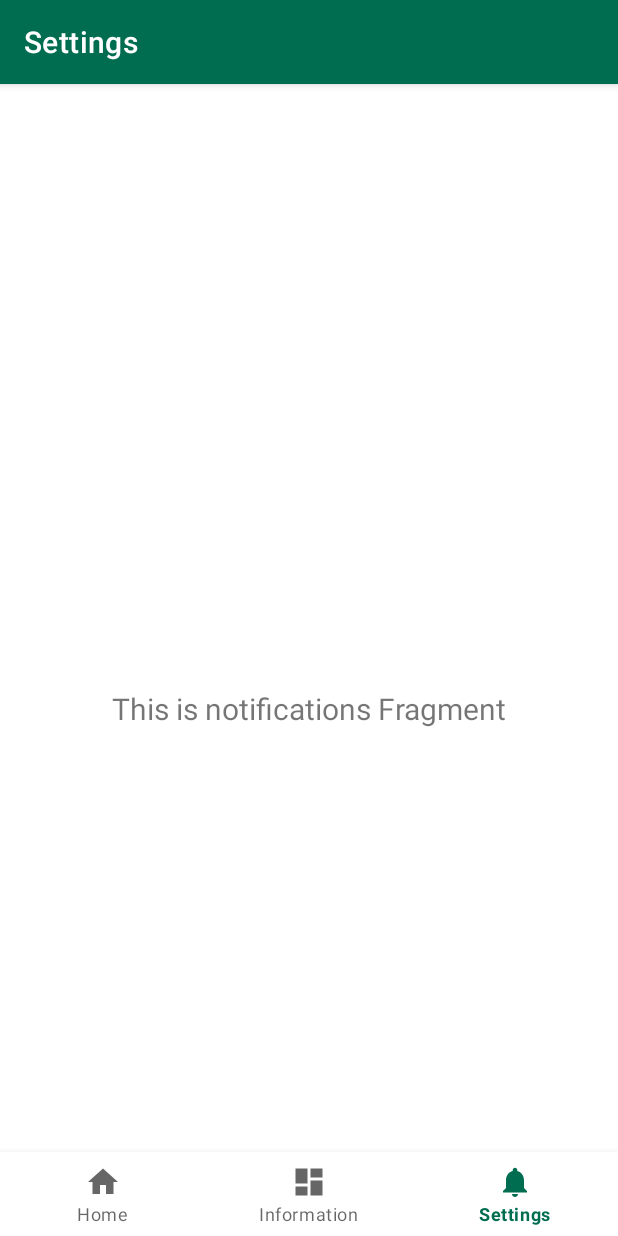
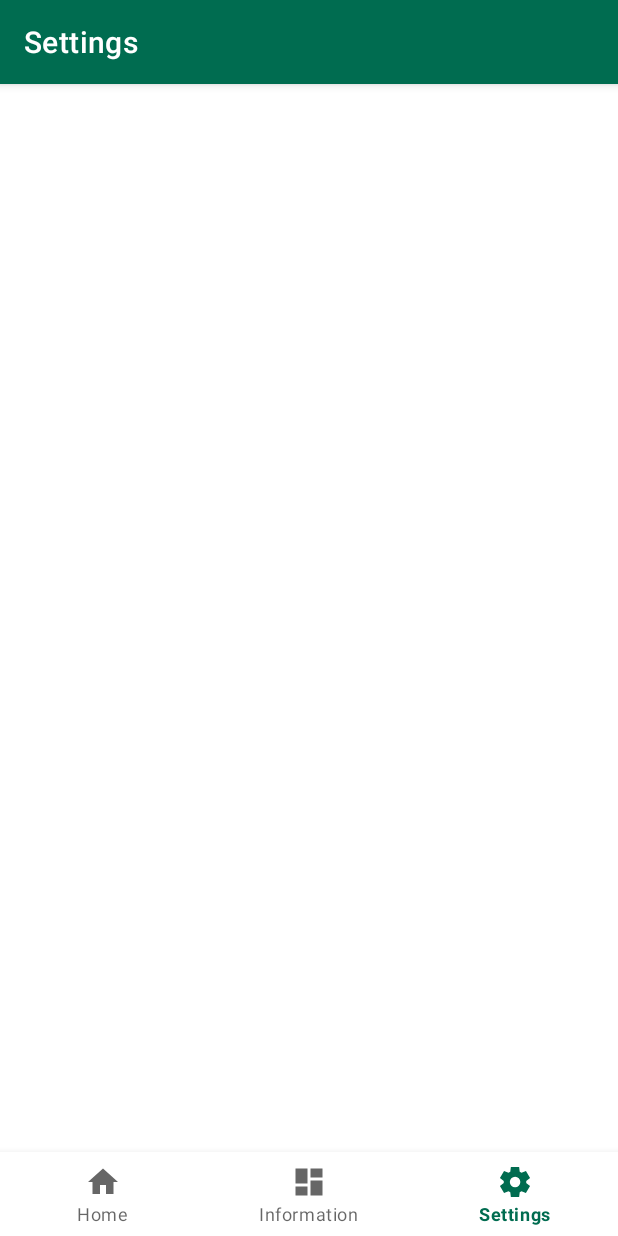
Before and after one commit to MaSchni/ISSTracker, an Android app: the SettingsFragment screen opened through its navigation route, on a phone screen of 412 x 824 dp. Run offline under Robolectric (Android 15) with nearby library versions, the phone set to English and light mode, and no system bars; our stand-ins replace navigation-ui.

Commit message:
Changed Notifications-Tab to Settings-Tab

```diff
--- a/app/src/main/java/ch/ost/rj/mge/isstracker/MainActivity.kt
+++ b/app/src/main/java/ch/ost/rj/mge/isstracker/MainActivity.kt
@@ -38,7 +38,7 @@ class MainActivity : AppCompatActivity(){
         // menu should be considered as top level destinations.
         val appBarConfiguration = AppBarConfiguration(
             setOf(
-                R.id.navigation_home, R.id.navigation_dashboard, R.id.navigation_notifications
+                R.id.navigation_home, R.id.navigation_dashboard, R.id.navigation_settings
             )
         )
 
--- a/app/src/main/java/ch/ost/rj/mge/isstracker/ui/notifications/NotificationsViewModel.kt
+++ /dev/null
@@ -1,13 +0,0 @@
-package ch.ost.rj.mge.isstracker.ui.notifications
-
-import androidx.lifecycle.LiveData
-import androidx.lifecycle.MutableLiveData
-import androidx.lifecycle.ViewModel
-
-class NotificationsViewModel : ViewModel() {
-
-    private val _text = MutableLiveData<String>().apply {
-        value = "This is notifications Fragment"
-    }
-    val text: LiveData<String> = _text
-}
--- a/app/src/main/java/ch/ost/rj/mge/isstracker/ui/notifications/NotificationsFragment.kt
+++ b/app/src/main/java/ch/ost/rj/mge/isstracker/ui/notifications/SettingsFragment.kt
@@ -4,14 +4,13 @@ import android.os.Bundle
 import android.view.LayoutInflater
 import android.view.View
 import android.view.ViewGroup
-import android.widget.TextView
 import androidx.fragment.app.Fragment
 import androidx.lifecycle.ViewModelProvider
-import ch.ost.rj.mge.isstracker.databinding.FragmentNotificationsBinding
+import ch.ost.rj.mge.isstracker.databinding.FragmentSettingsBinding
 
-class NotificationsFragment : Fragment() {
+class SettingsFragment : Fragment() {
 
-    private var _binding: FragmentNotificationsBinding? = null
+    private var _binding: FragmentSettingsBinding? = null
 
     // This property is only valid between onCreateView and
     // onDestroyView.
@@ -23,15 +22,12 @@ class NotificationsFragment : Fragment() {
         savedInstanceState: Bundle?
     ): View {
         val notificationsViewModel =
-            ViewModelProvider(this).get(NotificationsViewModel::class.java)
+            ViewModelProvider(this).get(SettingsViewModel::class.java)
 
-        _binding = FragmentNotificationsBinding.inflate(inflater, container, false)
+        _binding = FragmentSettingsBinding.inflate(inflater, container, false)
         val root: View = binding.root
 
-        val textView: TextView = binding.textNotifications
-        notificationsViewModel.text.observe(viewLifecycleOwner) {
-            textView.text = it
-        }
+
         return root
     }
 
--- /dev/null
+++ b/app/src/main/java/ch/ost/rj/mge/isstracker/ui/notifications/SettingsViewModel.kt
@@ -0,0 +1,7 @@
+package ch.ost.rj.mge.isstracker.ui.notifications
+
+import androidx.lifecycle.ViewModel
+
+class SettingsViewModel : ViewModel() {
+
+}
--- a/app/src/main/res/drawable/ic_notifications_black_24dp.xml
+++ /dev/null
@@ -1,9 +0,0 @@
-<vector xmlns:android="http://schemas.android.com/apk/res/android"
-    android:width="24dp"
-    android:height="24dp"
-    android:viewportWidth="24.0"
-    android:viewportHeight="24.0">
-    <path
-        android:fillColor="#FF000000"
-        android:pathData="M12,22c1.1,0 2,-0.9 2,-2h-4c0,1.1 0.89,2 2,2zM18,16v-5c0,-3.07 -1.64,-5.64 -4.5,-6.32L13.5,4c0,-0.83 -0.67,-1.5 -1.5,-1.5s-1.5,0.67 -1.5,1.5v0.68C7.63,5.36 6,7.92 6,11v5l-2,2v1h16v-1l-2,-2z" />
-</vector>
--- /dev/null
+++ b/app/src/main/res/drawable/ic_settings_black_24dp.xml
@@ -0,0 +1,9 @@
+<vector xmlns:android="http://schemas.android.com/apk/res/android"
+    android:width="24dp"
+    android:height="24dp"
+    android:viewportWidth="960"
+    android:viewportHeight="960">
+  <path
+      android:fillColor="#FF000000"
+      android:pathData="M370,880L354,752Q341,747 329.5,740Q318,733 307,725L188,775L78,585L181,507Q180,500 180,493.5Q180,487 180,480Q180,473 180,466.5Q180,460 181,453L78,375L188,185L307,235Q318,227 330,220Q342,213 354,208L370,80L590,80L606,208Q619,213 630.5,220Q642,227 653,235L772,185L882,375L779,453Q780,460 780,466.5Q780,473 780,480Q780,487 780,493.5Q780,500 778,507L881,585L771,775L653,725Q642,733 630,740Q618,747 606,752L590,880L370,880ZM482,620Q540,620 581,579Q622,538 622,480Q622,422 581,381Q540,340 482,340Q423,340 382.5,381Q342,422 342,480Q342,538 382.5,579Q423,620 482,620Z"/>
+</vector>
--- a/app/src/main/res/layout/fragment_notifications.xml
+++ /dev/null
@@ -1,22 +0,0 @@
-<?xml version="1.0" encoding="utf-8"?>
-<androidx.constraintlayout.widget.ConstraintLayout xmlns:android="http://schemas.android.com/apk/res/android"
-    xmlns:app="http://schemas.android.com/apk/res-auto"
-    xmlns:tools="http://schemas.android.com/tools"
-    android:layout_width="match_parent"
-    android:layout_height="match_parent"
-    tools:context=".ui.notifications.NotificationsFragment">
-
-    <TextView
-        android:id="@+id/text_notifications"
-        android:layout_width="match_parent"
-        android:layout_height="wrap_content"
-        android:layout_marginStart="8dp"
-        android:layout_marginTop="8dp"
-        android:layout_marginEnd="8dp"
-        android:textAlignment="center"
-        android:textSize="20sp"
-        app:layout_constraintBottom_toBottomOf="parent"
-        app:layout_constraintEnd_toEndOf="parent"
-        app:layout_constraintStart_toStartOf="parent"
-        app:layout_constraintTop_toTopOf="parent" />
-</androidx.constraintlayout.widget.ConstraintLayout>
--- /dev/null
+++ b/app/src/main/res/layout/fragment_settings.xml
@@ -0,0 +1,9 @@
+<?xml version="1.0" encoding="utf-8"?>
+<androidx.constraintlayout.widget.ConstraintLayout xmlns:android="http://schemas.android.com/apk/res/android"
+    xmlns:app="http://schemas.android.com/apk/res-auto"
+    xmlns:tools="http://schemas.android.com/tools"
+    android:layout_width="match_parent"
+    android:layout_height="match_parent"
+    tools:context=".ui.notifications.SettingsFragment">
+
+</androidx.constraintlayout.widget.ConstraintLayout>
--- a/app/src/main/res/menu/bottom_nav_menu.xml
+++ b/app/src/main/res/menu/bottom_nav_menu.xml
@@ -12,8 +12,8 @@
         android:title="@string/title_dashboard" />
 
     <item
-        android:id="@+id/navigation_notifications"
-        android:icon="@drawable/ic_notifications_black_24dp"
+        android:id="@+id/navigation_settings"
+        android:icon="@drawable/ic_settings_black_24dp"
         android:title="@string/title_notifications" />
 
 </menu>
--- a/app/src/main/res/navigation/mobile_navigation.xml
+++ b/app/src/main/res/navigation/mobile_navigation.xml
@@ -18,8 +18,8 @@
         tools:layout="@layout/fragment_dashboard" />
 
     <fragment
-        android:id="@+id/navigation_notifications"
-        android:name="ch.ost.rj.mge.isstracker.ui.notifications.NotificationsFragment"
+        android:id="@+id/navigation_settings"
+        android:name="ch.ost.rj.mge.isstracker.ui.notifications.SettingsFragment"
         android:label="@string/title_notifications"
-        tools:layout="@layout/fragment_notifications" />
+        tools:layout="@layout/fragment_settings" />
 </navigation>
```
